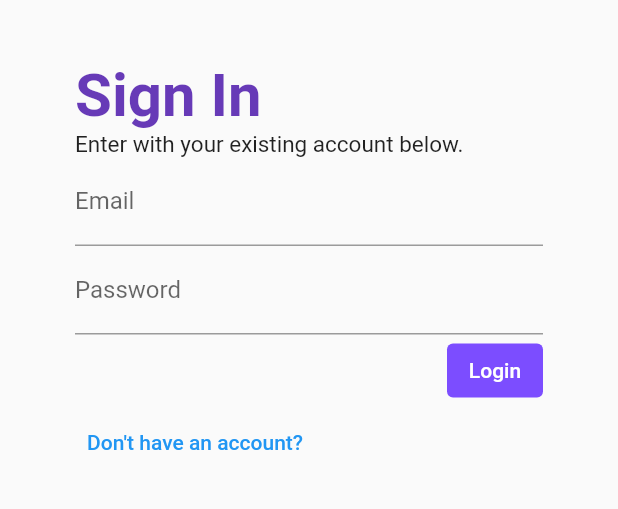
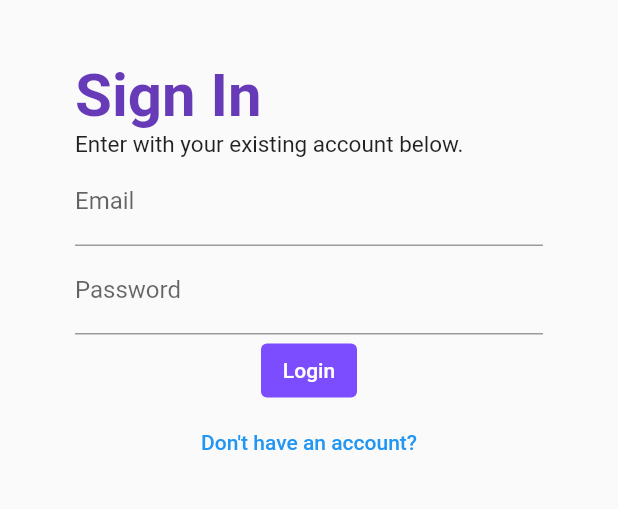
Before and after one commit to peejaypel/survey_says, a Flutter app: the screen it shows after launch, on a phone screen of 412 x 824 dp, the part 435-944 px from its top. Run offline on Flutter 3.47's test engine with Material 2 defaults, Android fonts, the phone set to English and light mode, and no system bars; our stand-ins replace sqflite; accounts and stored records are empty.

Commit message:
centered login and register buttons
i don't want to mind the layout that much so i centered everything ^^

```diff
--- a/lib/pages/login.dart
+++ b/lib/pages/login.dart
@@ -66,7 +66,7 @@ class Login extends StatelessWidget {
           ),
           SizedBox(
               child: Row(
-                  mainAxisAlignment: MainAxisAlignment.end,
+                mainAxisAlignment: MainAxisAlignment.center,
                   children: [
                   TextButton(
                   onPressed: () {
@@ -87,6 +87,7 @@ class Login extends StatelessWidget {
     //   flex: 5,
     // ),
               Row(
+                mainAxisAlignment: MainAxisAlignment.center,
                 children: [
                   TextButton(
                     onPressed: () {
```
